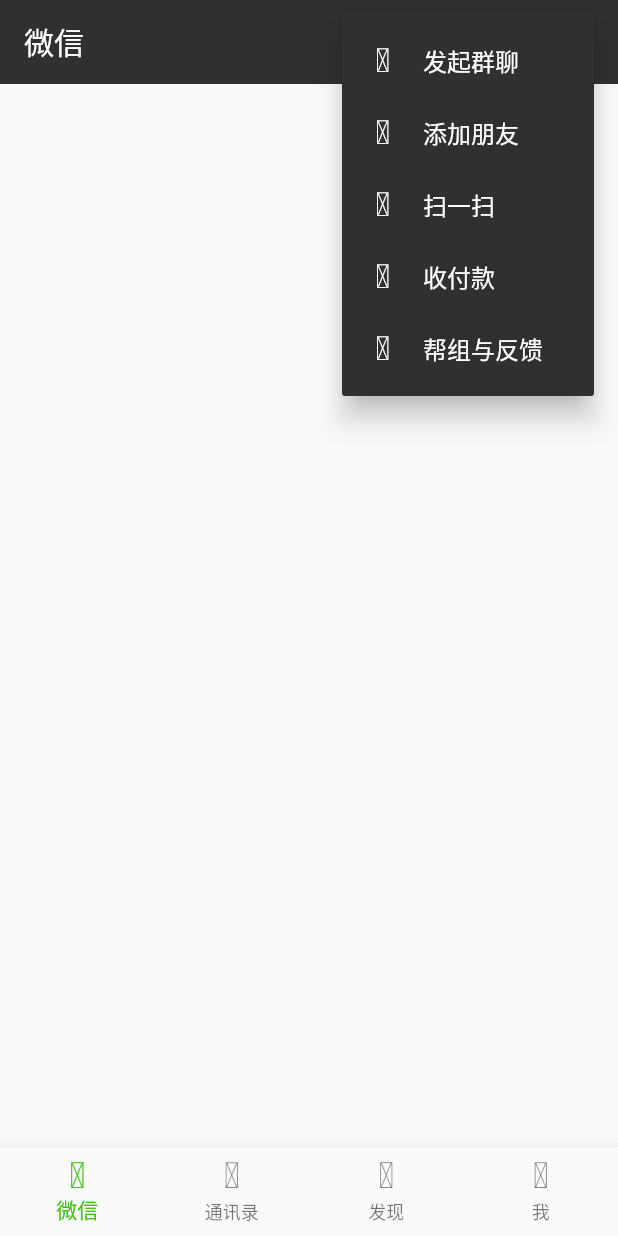
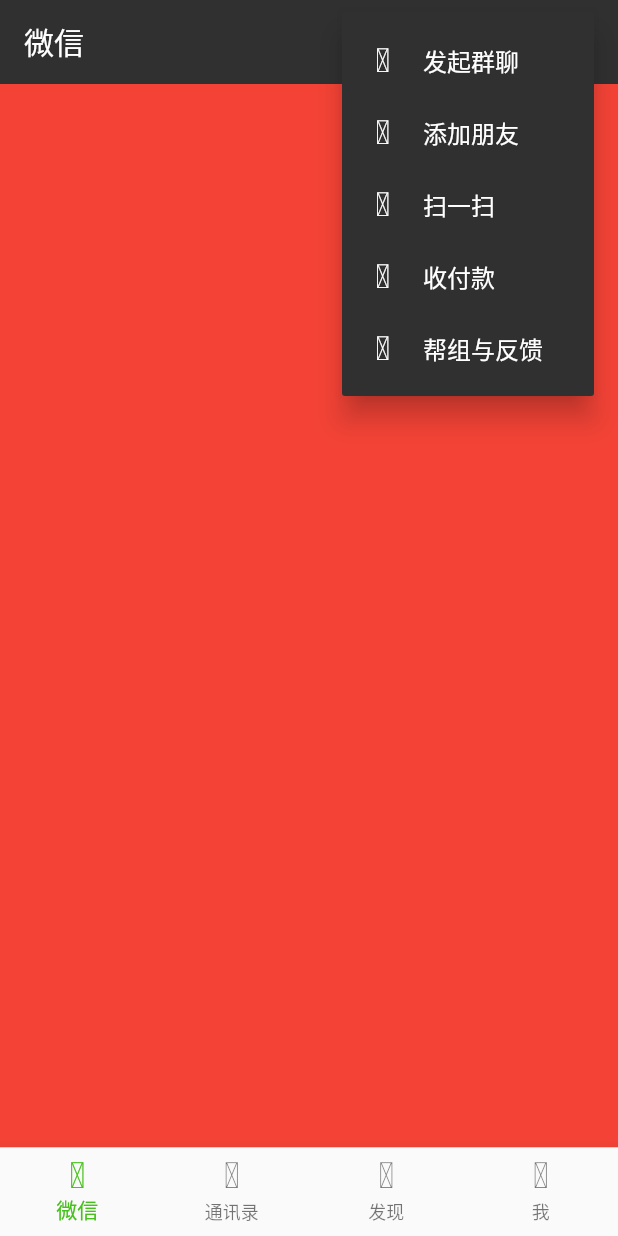
Before and after one commit to wangjianchi/wechatClone, a Flutter app: the screen it shows after launch, after a tap on the "add" icon, on a phone screen of 412 x 824 dp. Run offline on Flutter 3.47's test engine with Material 2 defaults, Android fonts, the phone set to English and light mode, and no system bars.

Commit message:
修改了viewpager

```diff
--- a/lib/home/home_screen.dart
+++ b/lib/home/home_screen.dart
@@ -31,6 +31,8 @@ class HomeScreen extends StatefulWidget {
 class _HomeScreenState extends State<HomeScreen> {
  List<NavigationIconView> _navigationViews;
  int _currentIndex = 0;
+ PageController _pageController;
+ List<Widget> _pages;
   @override
   void initState() {
     super.initState();
@@ -55,6 +57,13 @@ class _HomeScreenState extends State<HomeScreen> {
         icon: AppIconFont().buidIconData(0xe6c0),
         activeIcon: AppIconFont().buidIconData(0xe626)
       )
+    ];
+    _pageController = PageController(initialPage: _currentIndex);
+    _pages = [
+      Container(color: Colors.red),
+      Container(color: Colors.black),
+      Container(color: Colors.blue),
+      Container(color: Colors.green)
     ];
   }
 
@@ -82,6 +91,10 @@ class _HomeScreenState extends State<HomeScreen> {
       onTap: (int index){
         setState(() {
          _currentIndex = index;
+         _pageController.animateToPage(
+           _currentIndex,
+           duration: Duration(microseconds: 200),
+           curve: Curves.easeInOut);
         });
       },
     );
@@ -133,8 +146,17 @@ class _HomeScreenState extends State<HomeScreen> {
             Container(width: 16)
         ],
       ),
-      body: Container(
-
+      body: PageView.builder(
+        itemBuilder: (BuildContext context,int index){
+          return _pages[index];
+        },
+        controller: _pageController,
+        itemCount: _pages.length,
+        onPageChanged: (int index){
+          setState(() {
+           _currentIndex = index;
+          });
+        },
       ),
       bottomNavigationBar: botNavBar,
     );
--- a/lib/main.dart
+++ b/lib/main.dart
@@ -8,5 +8,6 @@ void main() => runApp(MaterialApp(
     primaryColor: Color(AppColors.AppBarColor),
     cardColor: Color(AppColors.AppBarColor)
   ),
+  debugShowCheckedModeBanner: false,
   home:HomeScreen()
 ));
```
